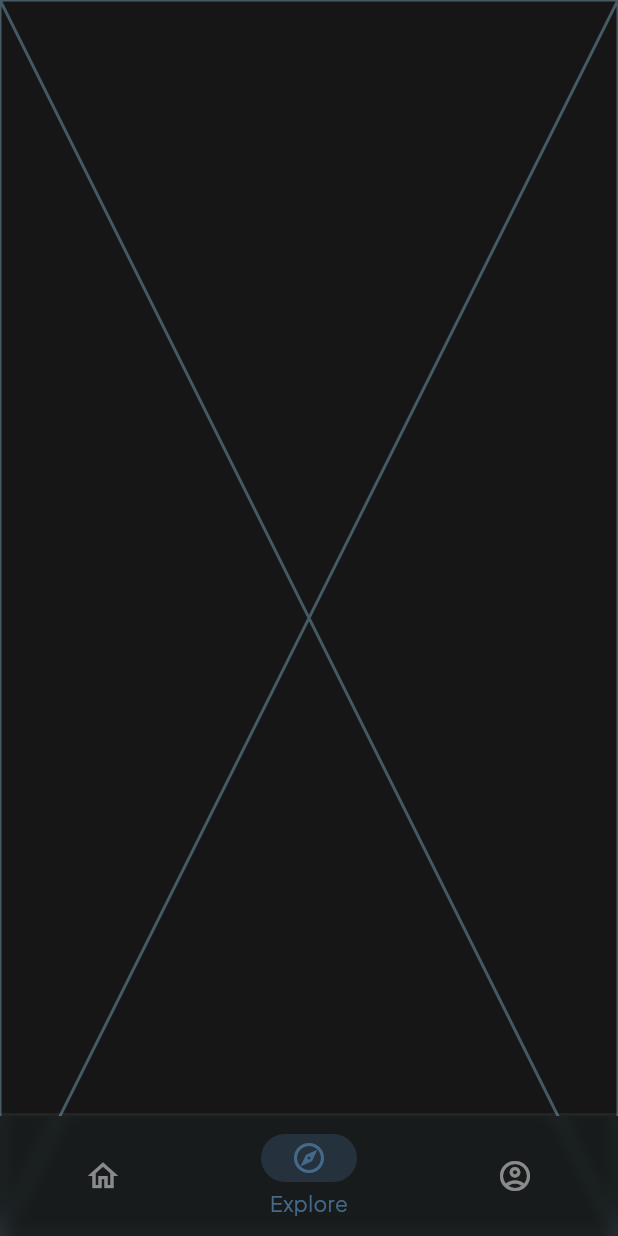
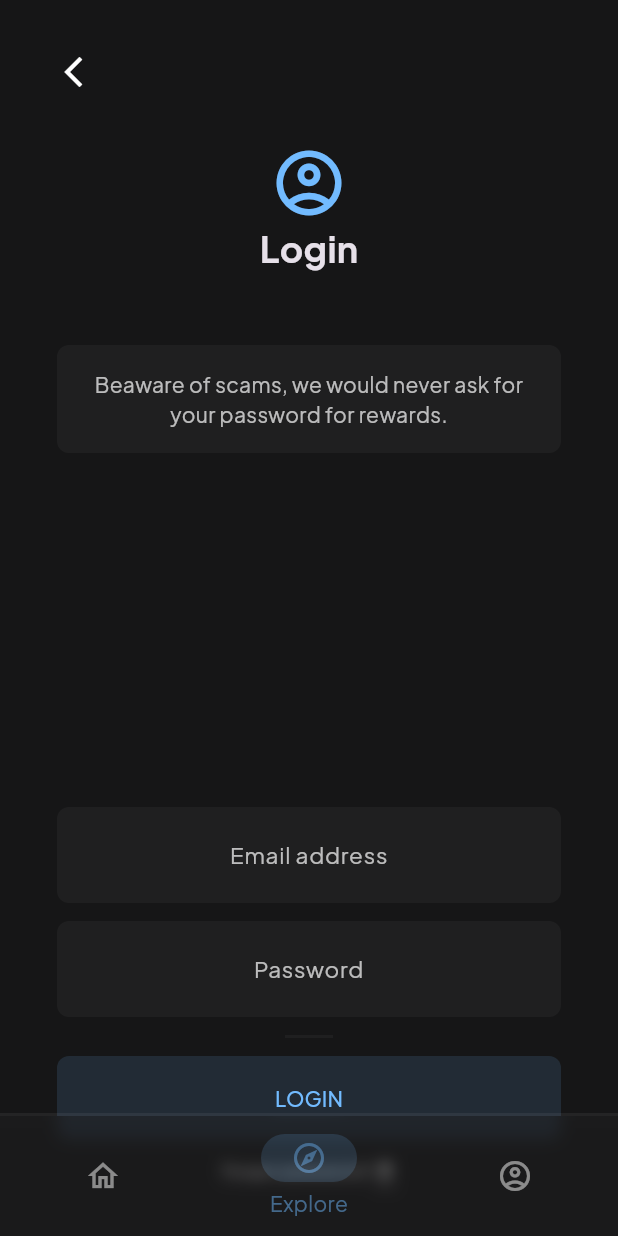
Before and after one commit to Coiner-App/coiner, a Flutter app: the screen it shows after launch, item 2 of the bottom bar chosen, on a phone screen of 412 x 824 dp. Run offline on Flutter 3.47's test engine with Material 3 defaults, Android fonts, the phone set to English and light mode, and no system bars; our stand-ins replace dio, equatable, flutter_riverpod, flutter_secure_storage, go_router, google_fonts and 1 more.

Commit message:
implement dependency injection using riverpod and start initial implementation of auth state controller

```diff
--- a/lib/app/ctheme.dart
+++ b/lib/app/ctheme.dart
@@ -13,7 +13,7 @@ final class CTheme {
     static const Color opacityBG = Color(0x0AFFFFFF);
     static const Color surface = Color(0xFF161617);
     static const Color onSurface = Colors.white;
-    static const Color surfaceContainer = Color(0xFF192020);
+    static const Color surfaceContainer = Color(0xFF1F1F20);
     // Light mode
     static const Color lopacityBG = Color(0x0AFFFFFF);
     static const Color lsurface = Color(0xFF161617);
--- a/lib/app/router.dart
+++ b/lib/app/router.dart
@@ -28,5 +28,8 @@ final appRouter = GoRouter(
       navigatorContainerBuilder: (context, state, child) => MainNavShell(navigationShell: state, children: child)
     )
   ],
-  initialLocation: '/'
+  initialLocation: '/',
+  redirect: (context, state) {
+    final targetLocation = state.matchedLocation;
+  },
 );
--- a/lib/core/network/dio/dio_client.dart
+++ b/lib/core/network/dio/dio_client.dart
@@ -1,4 +1,5 @@
 import 'package:dio/dio.dart';
+import 'package:flutter_riverpod/flutter_riverpod.dart';
 
 import 'package:coiner/core/network/result/api_result.dart';
 import 'package:coiner/core/network/result/error_mapper.dart';
@@ -94,3 +95,5 @@ class DioClient {
         }
     }
 }
+
+final dioClientProvider = Provider<DioClient>((ref) => DioClient());
--- a/lib/core/network/result/error_mapper.dart
+++ b/lib/core/network/result/error_mapper.dart
@@ -2,11 +2,18 @@ import 'package:dio/dio.dart';
 import 'failure.dart';
 
 Failure mapDioError(DioException e) {
-  if (e.type == DioExceptionType.connectionTimeout ||
-      e.type == DioExceptionType.connectionError) {
+  if (e.type == DioExceptionType.connectionTimeout) {
     return Failure(
       type: FailureType.network,
-      message: "No internet connection",
+      message: "Connection timed out. Please check your internet.",
+      retryable: true,
+    );
+  }
+
+  if (e.type == DioExceptionType.connectionError) {
+    return Failure(
+      type: FailureType.network,
+      message: "Unable to connect to the server. It might be down or you are offline.",
       retryable: true,
     );
   }
--- a/lib/core/storage/secure_storage_storage_impl.dart
+++ b/lib/core/storage/secure_storage_storage_impl.dart
@@ -1,4 +1,5 @@
 import 'package:coiner/core/storage/storage_base.dart';
+import 'package:flutter_riverpod/flutter_riverpod.dart';
 import 'package:flutter_secure_storage/flutter_secure_storage.dart';
 
 class SecureStorageImpl implements StorageBase {
@@ -39,3 +40,5 @@ class SecureStorageImpl implements StorageBase {
     await _secureStorage.deleteAll();
   }
 }
+
+final secureStorageProvider = Provider<StorageBase>((ref) => SecureStorageImpl(FlutterSecureStorage()));
--- a/lib/core/storage/shared_prefs_storage_impl.dart
+++ b/lib/core/storage/shared_prefs_storage_impl.dart
@@ -1,4 +1,5 @@
 import 'package:coiner/core/storage/storage_base.dart';
+import 'package:flutter_riverpod/flutter_riverpod.dart';
 import 'package:shared_preferences/shared_preferences.dart';
 
 class SharedPrefsStorageImpl implements StorageBase {
@@ -96,3 +97,5 @@ class SharedPrefsStorageImpl implements StorageBase {
   }
 
 }
+
+final sharedPrefsStorageProvider = Provider<StorageBase>((ref) => SharedPrefsStorageImpl(SharedPreferencesAsync()));
--- a/lib/core/utils/screen_util.dart
+++ b/lib/core/utils/screen_util.dart
@@ -3,6 +3,8 @@ import 'package:flutter/widgets.dart';
 class ScreenUtil {
   static const double designedHeight = 824;
   static const double designedWidth = 412;
+
+  static bool isPortrait(BuildContext context) => MediaQuery.of(context).orientation == Orientation.portrait;
 
   static double screenWidth(BuildContext context) => MediaQuery.sizeOf(context).width;
 
--- a/lib/features/authentication/data/repositories/authentication_repository_impl.dart
+++ b/lib/features/authentication/data/repositories/authentication_repository_impl.dart
@@ -1,11 +1,14 @@
 import 'package:coiner/core/network/dio/dio_client.dart';
 import 'package:coiner/core/network/result/api_result.dart';
 import 'package:coiner/core/network/result/failure.dart';
+import 'package:coiner/core/storage/secure_storage_storage_impl.dart';
+import 'package:coiner/core/storage/shared_prefs_storage_impl.dart';
 import 'package:coiner/core/storage/storage_base.dart';
 import 'package:coiner/features/authentication/data/dto/auth_dto.dart';
 import 'package:coiner/features/account/domain/models/current_user.dart';
 import 'package:coiner/features/authentication/domain/repositories/authentication_repository.dart';
 import 'package:dio/dio.dart';
+import 'package:flutter_riverpod/flutter_riverpod.dart';
 
 class AuthenticationRepositoryImpl implements AuthenticationRepository {
   final DioClient _dioClient;
@@ -58,3 +61,11 @@ class AuthenticationRepositoryImpl implements AuthenticationRepository {
     return ApiResult.success(null);
   }
 }
+
+final authRepositoryProvider = Provider<AuthenticationRepository>((ref) {
+  return AuthenticationRepositoryImpl(
+    ref.read(dioClientProvider),
+    ref.read(secureStorageProvider),
+    ref.read(sharedPrefsStorageProvider),
+  );
+});
--- a/lib/features/authentication/domain/repositories/authentication_repository.dart
+++ b/lib/features/authentication/domain/repositories/authentication_repository.dart
@@ -1,5 +1,4 @@
 import 'package:coiner/core/network/result/api_result.dart';
-import 'package:coiner/features/account/domain/models/current_user.dart';
 
 abstract class AuthenticationRepository {
   Future<ApiResult<void>> login({required String email, required String password});
--- /dev/null
+++ b/lib/features/authentication/presentation/screens/login_input.dart
@@ -0,0 +1,183 @@
+import 'dart:developer';
+
+import 'package:coiner/app/ctheme.dart';
+import 'package:coiner/core/utils/screen_util.dart';
+import 'package:coiner/features/authentication/presentation/state_providers/authentication_state_controller.dart';
+import 'package:flutter/material.dart';
+import 'package:flutter_riverpod/flutter_riverpod.dart';
+
+class LoginInput extends ConsumerWidget {
+  const LoginInput({super.key});
+
+  @override
+  Widget build(BuildContext context, WidgetRef ref) {
+    final ThemeData theme = Theme.of(context);
+    final emailTxt = TextEditingController();
+    final passTxt = TextEditingController();
+    final authState = ref.watch(authStateControllerProvider);
+
+    // Listen for auth state
+    ref.listen<AsyncValue<void>>(authStateControllerProvider, (previous, next) {
+    if (!next.isLoading && next.hasError) {
+      showDialog(
+        context: context,
+        builder: (dialogctx) => AlertDialog(
+          content: Text(next.error.toString()),
+          actions: <Widget>[
+            TextButton(
+              onPressed: () => Navigator.pop(dialogctx),
+              child: const Text("OK"))]
+          ));
+      }
+    });
+
+    return Scaffold(
+      appBar: PreferredSize(
+        preferredSize: const Size.fromHeight(96.0),
+        child: Container(
+          alignment: Alignment.centerLeft,
+          child: Padding(
+            padding: const EdgeInsets.only(left: 25.0),
+            child: IconButton(
+              onPressed: () {
+                // Provider.of<PageController>(context, listen: false)
+                //     .animateToPage(0,
+                //         curve: Curves.easeInOut,
+                //         duration: const Duration(milliseconds: 400));
+                log("back pressed");
+              },
+              icon: const Icon(Icons.arrow_back_ios_new),
+            ),
+          ),
+        ),
+      ),
+      body: Container(
+        padding: const EdgeInsets.symmetric(horizontal: 38.0),
+        child: Column(
+          crossAxisAlignment: CrossAxisAlignment.center,
+          children: <Widget>[
+            Icon(Icons.account_circle_outlined, size: 52.0, color: CTheme.primary),
+            Text(
+              "Login",
+              style: TextStyle(fontSize: 24, fontWeight: FontWeight.bold),
+            ),
+            Card(
+              color: Colors.white.withAlpha(10),
+              shape: RoundedRectangleBorder(
+                  //side: const BorderSide(color: CColors.secondary, width: 2.0),
+                  borderRadius: BorderRadius.circular(8.0)),
+              elevation: 0.0,
+              margin: const EdgeInsets.symmetric(
+                  /*horizontal: 24.0,*/ vertical: 48.0),
+              child: const Padding(
+                padding: EdgeInsets.all(16.0),
+                child: Text(
+                  //'Did you know that: Coiner was originally called "Clash Of Coins" in development',
+                  'Beaware of scams, we would never ask for your password for rewards.',
+                  textAlign: TextAlign.center,
+                  style: TextStyle(
+                    color: Colors.white70,
+                    fontSize: 14,
+                  ),
+                ),
+              ),
+            ),
+            Expanded(
+              child: Padding(
+                padding: ScreenUtil.isPortrait(context)
+                    ? const EdgeInsets.only(bottom: 24.0)
+                    : const EdgeInsets.only(bottom: 2.0),
+                child: Column(
+                  crossAxisAlignment: CrossAxisAlignment.center,
+                  mainAxisAlignment: MainAxisAlignment.end,
+                  children: <Widget>[
+                    Padding(
+                      padding: const EdgeInsets.only(bottom: 12.0),
+                      child: TextField(
+                        controller: emailTxt,
+                        autofocus: false,
+                        textAlign: TextAlign.center,
+                        decoration: InputDecoration(
+                            hintText: "Email address",
+                            hintStyle: TextStyle(
+                                fontWeight: FontWeight.w400,
+                                fontSize: 15.0,
+                                color: Colors.white70),
+                            filled: true,
+                            fillColor: theme.buttonTheme.colorScheme?.surfaceContainer,
+                            border: OutlineInputBorder(
+                                borderRadius:
+                                    BorderRadius.all(Radius.circular(8.0)),
+                                borderSide: BorderSide.none),
+                            contentPadding: EdgeInsets.symmetric(
+                                horizontal: 16.0, vertical: 20.0)),
+                      ),
+                    ),
+                    Padding(
+                      padding: const EdgeInsets.only(bottom: 12.0),
+                      child: TextField(
+                        controller: passTxt,
+                        autofocus: false,
+                        textAlign: TextAlign.center,
+                        decoration: InputDecoration(
+                            hintText: "Password",
+                            hintStyle: TextStyle(
+                                fontWeight: FontWeight.w400,
+                                fontSize: 15.0,
+                                color: Colors.white70),
+                            filled: true,
+                            fillColor: theme.buttonTheme.colorScheme?.surfaceContainer,
+                            border: OutlineInputBorder(
+                                borderRadius:
+                                    BorderRadius.all(Radius.circular(8.0)),
+                                borderSide: BorderSide.none),
+                            contentPadding: EdgeInsets.symmetric(
+                                horizontal: 16.0, vertical: 20.0)),
+                      ),
+                    ),
+                    Container(width: 32.0, height: 2, color: theme.buttonTheme.colorScheme?.surfaceContainer),
+                    Padding(
+                      padding: const EdgeInsets.only(top: 12.0),
+                      child: TextButton(
+                        onPressed: authState.isLoading ? null : () async =>
+                        await ref.read(authStateControllerProvider.notifier).login(emailTxt.text, passTxt.text),
+                        style: TextButton.styleFrom(
+                          foregroundColor: CTheme.primary,
+                          backgroundColor: CTheme.primary.withAlpha(33), //0.2 opacity
+                          minimumSize: const Size(double.infinity, 56),
+                          shape: RoundedRectangleBorder(
+                              side: BorderSide.none,
+                              borderRadius: BorderRadius.circular(8.0)),
+                        ),
+                        child: authState.isLoading
+                        ? const CircularProgressIndicator()
+                        : const Text("LOGIN",
+                            style:
+                                TextStyle(fontSize: 14, color: CTheme.primary)),
+                      ),
+                    ),
+                    Padding(
+                      padding: const EdgeInsets.symmetric(vertical: 12.0),
+                      child: InkWell(
+                        child: const Text(
+                          "Forgor password? 💀",
+                          textAlign: TextAlign.center,
+                          style: TextStyle(
+                              color: Colors.white70,
+                              fontSize: 11,
+                              fontWeight: FontWeight.w500,
+                              decoration: TextDecoration.underline),
+                        ),
+                        onTap: () => log("forgot password pressed"),
+                      ),
+                    ),
+                  ],
+                ),
+              ),
+            ),
+          ],
+        ),
+      ),
+    );
+  }
+}
--- /dev/null
+++ b/lib/features/authentication/presentation/state_providers/authentication_state_controller.dart
@@ -0,0 +1,31 @@
+import 'dart:async';
+import 'dart:developer';
+import 'package:coiner/features/authentication/data/repositories/authentication_repository_impl.dart';
+import 'package:coiner/features/authentication/domain/repositories/authentication_repository.dart';
+import 'package:flutter_riverpod/flutter_riverpod.dart';
+
+class AuthenticationStateController extends AsyncNotifier<void> {
+  late final AuthenticationRepository _repository;
+
+  @override
+  FutureOr<void> build() {
+    _repository = ref.watch(authRepositoryProvider);
+  }
+
+  Future<bool> login(String email, String password) async {
+    state = const AsyncLoading();
+    final result = await _repository.login(email: email, password: password);
+    if (result.isSuccess) {
+      state = const AsyncData(null);
+      return true;
+    } else {
+      state = AsyncError(result.failure!.message, StackTrace.current);
+      return false;
+    }
+  }
+}
+
+// The Provider that exposes this controller to your Login Screen
+final authStateControllerProvider = AsyncNotifierProvider<AuthenticationStateController, void>(() {
+  return AuthenticationStateController();
+});
--- a/lib/features/explore/explore_view.dart
+++ b/lib/features/explore/explore_view.dart
@@ -1,3 +1,4 @@
+import 'package:coiner/features/authentication/presentation/screens/login_input.dart';
 import 'package:flutter/widgets.dart';
 
 class ExploreView extends StatelessWidget {
@@ -5,6 +6,6 @@ class ExploreView extends StatelessWidget {
 
   @override
   Widget build(BuildContext context) {
-    return const Placeholder();
+    return LoginInput();
   }
 }
--- a/lib/main.dart
+++ b/lib/main.dart
@@ -1,6 +1,7 @@
 import 'package:coiner/app/app.dart';
 import 'package:flutter/material.dart';
+import 'package:flutter_riverpod/flutter_riverpod.dart';
 
 void main() {
-  runApp(const MainApp());
+  runApp(const ProviderScope(child: MainApp()));
 }
```
